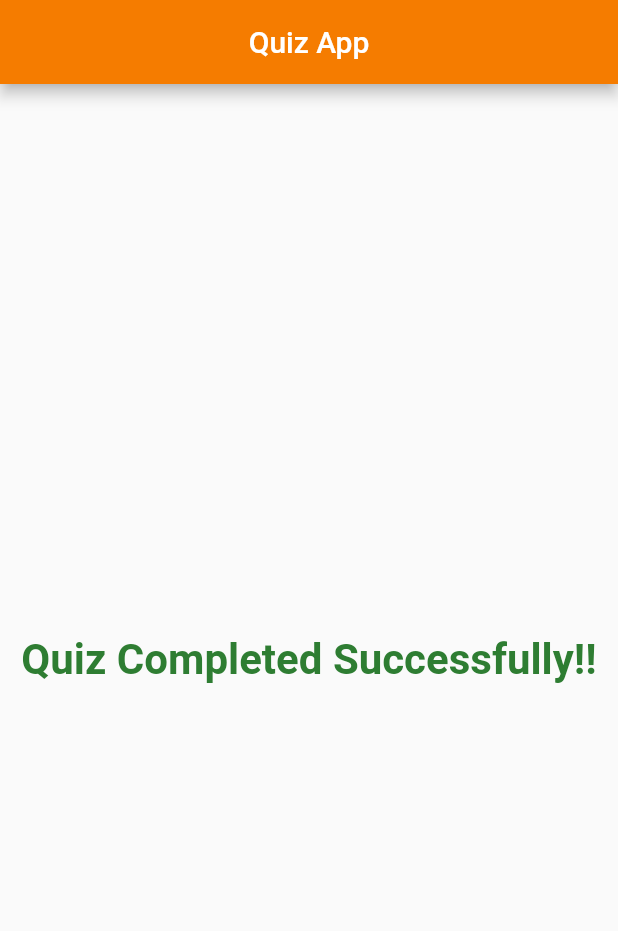
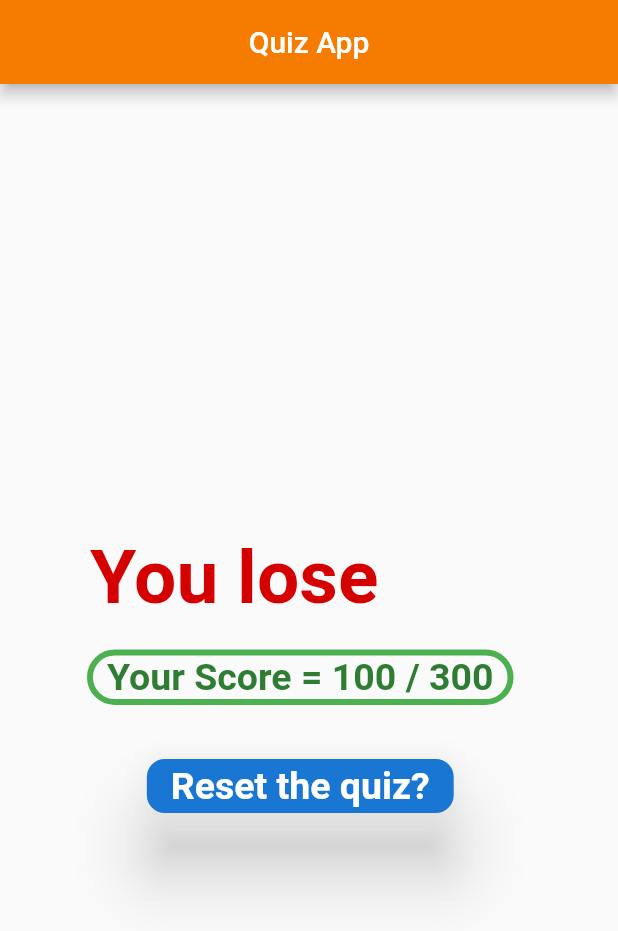
Before and after one commit to VedangSardessai/Quiz-App, a Flutter app: the screen it shows after launch, after a tap on "One Piece", after a tap on "Naruto", after a tap on "Ichigo & Kuchiki", on a phone screen of 412 x 824 dp. Shown: the top 931 px of the screen. Run offline on Flutter 3.47's test engine with Material 2 defaults, Android fonts, the phone set to English and light mode, and no system bars; our stand-ins replace fluttertoast.

Commit message:
Total score and reset quiz

```diff
--- a/lib/main.dart
+++ b/lib/main.dart
@@ -24,13 +24,23 @@ class _MyAppState extends State<MyApp> {
   @override
   var _currentQuestion = 0;
   var _currentOption = 0;
+  int _totalScore = 0;
 
-  void _optionChosen() {
+  void _optionChosen(int score) {
     setState(() {
       if (_currentQuestion <= 2) {
-        print(_currentOption);
+        _totalScore += score;
+        print(_totalScore);
         _currentQuestion++;
       }
+    });
+  }
+
+  void _resetQuiz() {
+    setState(() {
+      _currentQuestion = 0;
+      _currentOption = 0;
+      _totalScore = 0;
     });
   }
 
@@ -47,25 +57,25 @@ class _MyAppState extends State<MyApp> {
       {
         'questions': 'Which is the best Anime ?',
         'answers': [
-          'One Piece',
-          'Naruto',
-          'Bleach',
+          {'text': 'One Piece', 'score': 100},
+          {'text': 'Naruto', 'score': 0},
+          {'text': 'Bleach', 'score': 0},
         ]
       },
       {
         'questions': 'Who is the best MC ?',
         'answers': [
-          'Luffy',
-          'Naruto',
-          'Ichigo',
+          {'text': 'Luffy', 'score': 100},
+          {'text': 'Naruto', 'score': 0},
+          {'text': 'Ichigo', 'score': 0},
         ]
       },
       {
         'questions': 'Which is the best Anime duo?',
         'answers': [
-          'Luffy & Zoro',
-          'Naruto & Sasuke',
-          'Ichigo & Kuchiki',
+          {'text': 'Luffy & Zoro', 'score': 100},
+          {'text': 'Naruto & Sasuke', 'score': 0},
+          {'text': 'Ichigo & Kuchiki', 'score': 0},
         ]
       },
     ];
@@ -82,6 +92,6 @@ class _MyAppState extends State<MyApp> {
             ),
             body: _currentQuestion <= 2
                 ? Quiz(_questionsAnswers, _currentQuestion, _optionChosen)
-                : Result()));
+                : Result(_totalScore, _resetQuiz)));
   }
 }
--- a/lib/quiz.dart
+++ b/lib/quiz.dart
@@ -12,7 +12,6 @@ class Quiz extends StatelessWidget {
   Widget build(BuildContext context) {
     return Row(
       mainAxisAlignment: MainAxisAlignment.spaceEvenly,
-
       children: [
         Column(
           children: [
@@ -23,9 +22,10 @@ class Quiz extends StatelessWidget {
             ),
             ...(questionsAnswers[currentQuestion]['answers']
                     //Here spread operator is used to take the individual items of a list and store it in another list
-                    as List<String>)
+                    as List<Map<String, Object>>)
                 .map((answer) {
-              return OptionButtons(optionChosen, answer);
+              return OptionButtons(
+                  () => optionChosen(answer['score']), answer['text']);
             }).toList(),
           ],
         ),
--- a/lib/result.dart
+++ b/lib/result.dart
@@ -1,16 +1,108 @@
+import 'package:first_app/resultTextStyle.dart';
 import 'package:flutter/material.dart';
 
 class Result extends StatelessWidget {
+  int totalScore;
+  final Function resetQuiz;
+  Result(this.totalScore, this.resetQuiz);
+
+  Text get resultStr {
+    if (totalScore < 200)
+      return Text(
+        'You lose',
+        textAlign: TextAlign.center,
+        style: TextStyle(
+          fontSize: 50,
+          color: Colors.redAccent[700],
+          fontWeight: FontWeight.bold,
+        ),
+      );
+
+    if (totalScore == 200)
+      return Text(
+        'You pass',
+        textAlign: TextAlign.center,
+        style: TextStyle(
+          fontSize: 50,
+          color: Colors.yellow[800],
+          fontWeight: FontWeight.bold,
+        ),
+      );
+
+    if (totalScore == 300)
+      return Text(
+        'You are KAIZOKU NI NARU\n',
+        textAlign: TextAlign.center,
+        style: TextStyle(
+          fontSize: 26,
+          color: Colors.green[800],
+          fontWeight: FontWeight.bold,
+        ),
+      );
+  }
+
   @override
   Widget build(BuildContext context) {
-    return Center(
-        child: Text(
-      'Quiz Completed Successfully!!',
-      style: TextStyle(
-        fontSize: 28,
-        color: Colors.green[800],
-        fontWeight: FontWeight.bold,
-      ),
-    ));
+    return Container(
+        margin: EdgeInsets.only(left: 40, top: 300, bottom: 200, right: 30),
+        child: Column(
+          children: [
+            Container(
+              margin: EdgeInsets.only(left: 20),
+              child: Row(children: [resultStr]),
+            ),
+            Row(
+              children: [
+                Container(
+                    margin: EdgeInsets.all(18),
+                    child: Column(
+                      children: [
+                        Row(
+                          children: [
+                            Container(
+                                decoration: BoxDecoration(
+                                    border: Border.all(
+                                      width: 4,
+                                      color: Colors.green[500],
+                                    ),
+                                    borderRadius:
+                                        BorderRadius.all(Radius.circular(80))),
+                                child: Text(
+                                  'Your Score = ' +
+                                      totalScore.toString() +
+                                      ' / 300   ',
+                                  textAlign: TextAlign.center,
+                                  style: TextStyle(
+                                    fontSize: 25,
+                                    color: Colors.green[800],
+                                    fontWeight: FontWeight.bold,
+                                  ),
+                                )),
+                          ],
+                        ),
+                        Container(
+                          margin: EdgeInsets.only(
+                              left: 0, top: 30, right: 0, bottom: 0),
+                          child: ElevatedButton(
+                              style: ElevatedButton.styleFrom(
+                                primary: Colors.blue[700],
+                                shape: RoundedRectangleBorder(
+                                    borderRadius: BorderRadius.circular(12)),
+                                elevation: 20,
+                              ),
+                              onPressed: resetQuiz,
+                              child: Text('Reset the quiz?',
+                                  style: TextStyle(
+                                    fontSize: 25,
+                                    color: Colors.white,
+                                    fontWeight: FontWeight.bold,
+                                  ))),
+                        )
+                      ],
+                    ))
+              ],
+            )
+          ],
+        ));
   }
 }
--- /dev/null
+++ b/lib/resultTextStyle.dart
@@ -0,0 +1,18 @@
+import 'package:flutter/material.dart';
+
+class MyStyle extends StatelessWidget {
+  var msg, fontSize, color, fontWeight;
+  MyStyle(this.msg, this.fontSize, this.color, this.fontWeight);
+  @override
+  Widget build(BuildContext context) {
+    return Text(
+      msg,
+      textAlign: TextAlign.center,
+      style: TextStyle(
+        fontSize: fontSize,
+        color: color,
+        fontWeight: fontWeight,
+      ),
+    );
+  }
+}
```
